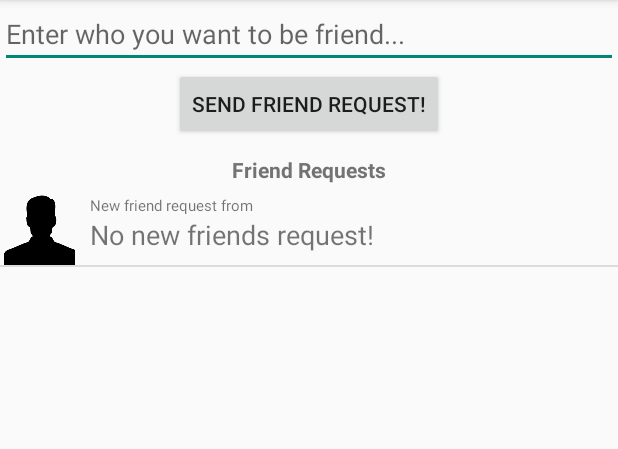
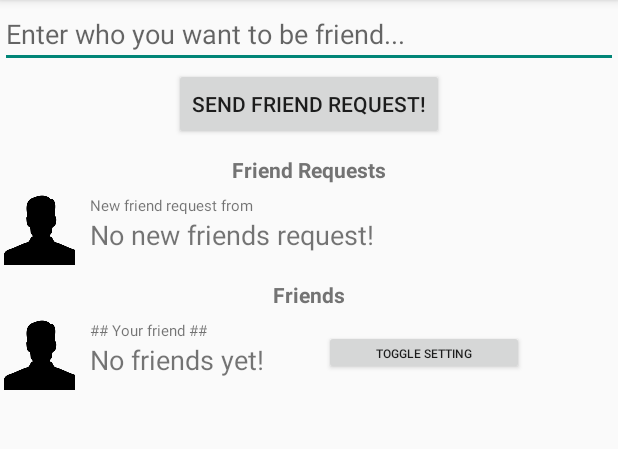
Before and after one commit to Dongee-W/SocialCalendar, an Android app: the fragment FriendPageFrag shown on its own in the app's theme, on a phone screen of 412 x 824 dp, the part 84-533 px from its top. Run offline under Robolectric (Android 15) with nearby library versions, the phone set to English and light mode, and no system bars.

Commit message:
Friend list finished

```diff
--- a/app/src/main/java/com/coral/cute/socialcalendar/FriendPageFrag.java
+++ b/app/src/main/java/com/coral/cute/socialcalendar/FriendPageFrag.java
@@ -24,6 +24,7 @@ public class FriendPageFrag extends Fragment {
     private Button addFriendBtn;
     private TextView friendID;
     ListView listView;
+    ListView listView2;
     // Inflate the fragment layout we defined above for this fragment
     // Set the associated text for the title
     @Override
@@ -55,10 +56,37 @@ public class FriendPageFrag extends Fragment {
 
         // Get a reference to the ListView, and attach this adapter to it.
         listView = (ListView) view.findViewById(R.id.listview_friend);
+        listView2 = (ListView) view.findViewById(R.id.listview_friend2);
         listView.setAdapter(iad);
 
 
+
         return view;
+    }
+
+    /**** Method for Setting the Height of the ListView dynamically.
+     **** Hack to fix the issue of not showing all the items of the ListView
+     **** when placed inside a ScrollView  ****/
+    public static void setListViewHeightBasedOnChildren(ListView listView) {
+        ListAdapter listAdapter = listView.getAdapter();
+        if (listAdapter == null)
+            return;
+
+        int desiredWidth = View.MeasureSpec.makeMeasureSpec(listView.getWidth(), View.MeasureSpec.UNSPECIFIED);
+        int totalHeight = 0;
+        View view = null;
+        for (int i = 0; i < listAdapter.getCount(); i++) {
+            view = listAdapter.getView(i, view, listView);
+            if (i == 0)
+                view.setLayoutParams(new ViewGroup.LayoutParams(desiredWidth, ViewGroup.LayoutParams.WRAP_CONTENT));
+
+            view.measure(desiredWidth, View.MeasureSpec.UNSPECIFIED);
+            totalHeight += view.getMeasuredHeight();
+        }
+        ViewGroup.LayoutParams params = listView.getLayoutParams();
+        params.height = totalHeight + (listView.getDividerHeight() * (listAdapter.getCount() - 1));
+        listView.setLayoutParams(params);
+        listView.requestLayout();
     }
 
     @Override
@@ -72,6 +100,10 @@ public class FriendPageFrag extends Fragment {
 
         FetchDataTask fdt = new FetchDataTask();
         fdt.execute(userID);
+        FetchFriendsTask fft = new FetchFriendsTask();
+        fft.execute(userID);
+
+
     }
 
 
@@ -125,6 +157,62 @@ public class FriendPageFrag extends Fragment {
 
             // Get a reference to the ListView, and attach this adapter to it.
             listView.setAdapter(iad);
+            setListViewHeightBasedOnChildren(listView);
+        }
+    }
+
+    /** Fetch friend request from server */
+    public class FetchFriendsTask extends AsyncTask<String, Void, List<String>> {
+
+        public String getWebServre(String Action, String Para) {
+
+
+            String ServerUrl = "http://140.116.86.54/Public/AI_Account.aspx?";
+
+            try {
+                URL url = new URL(ServerUrl + "Action=" + Action + "&" + Para);
+                HttpURLConnection con = (HttpURLConnection) url.openConnection();
+
+                con.setConnectTimeout(6000);
+                con.setRequestMethod("GET");
+                con.setRequestProperty("Content-Type", "text/xml;charset=utf-8");
+                con.connect();
+
+
+                BufferedReader reader = new BufferedReader(new InputStreamReader(
+                        con.getInputStream(), "UTF-8"));
+                String jsonString = reader.readLine();
+                reader.close();
+
+                return jsonString;
+
+            } catch (Exception e) {
+                return e.toString();
+            }
+        }
+
+        @Override
+        protected List<String> doInBackground(String... params) {
+            String friends = getWebServre("GetFriendList", "UserID=" + params[0]);
+            Friends fr = new Friends(friends);
+            //Log.i("df", params[0]);
+            return fr.userIDs;
+        }
+
+        @Override
+        protected void onPostExecute(List<String> result) {
+            FriendsAdapter fad;
+            boolean isEmpty = false;
+            if (result.size()==0) {
+                result.add("No friends yet!");
+                isEmpty = true;
+            }
+            fad = new FriendsAdapter(getActivity(), result, isEmpty);
+
+
+            // Get a reference to the ListView, and attach this adapter to it.
+            listView2.setAdapter(fad);
+            setListViewHeightBasedOnChildren(listView2);
         }
     }
 
--- /dev/null
+++ b/app/src/main/java/com/coral/cute/socialcalendar/FriendsAdapter.java
@@ -0,0 +1,88 @@
+
+package com.coral.cute.socialcalendar;
+
+import android.app.Activity;
+import android.content.Context;
+import android.content.Intent;
+import android.os.AsyncTask;
+import android.view.LayoutInflater;
+import android.view.View;
+import android.view.ViewGroup;
+import android.widget.*;
+
+import java.io.BufferedReader;
+import java.io.InputStreamReader;
+import java.net.HttpURLConnection;
+import java.net.URL;
+import java.util.List;
+
+public class FriendsAdapter extends BaseAdapter {
+
+    private Activity activity;
+    public String userID;
+    private List<String> data;
+    private boolean isE;
+    private static LayoutInflater inflater=null;
+
+
+    public FriendsAdapter(Activity a, List<String> d, boolean isEmpty) {
+        activity = a;
+        data=d;
+        isE = isEmpty;
+        inflater = (LayoutInflater)activity.getSystemService(Context.LAYOUT_INFLATER_SERVICE);
+
+    }
+
+    public int getCount() {
+        return data.size();
+    }
+
+    public Object getItem(int position) {
+        return position;
+    }
+
+    public long getItemId(int position) {
+        return position;
+    }
+
+    public View getView(final int position, View convertView, ViewGroup parent) {
+        View vi=convertView;
+        final int jjj = position;
+        if(convertView==null)
+            vi = inflater.inflate(R.layout.list_item_friends, null);
+
+        /** Get user id */
+        Intent intent = activity.getIntent();
+        if (intent != null && intent.hasExtra(Intent.EXTRA_TEXT)) {
+            userID = intent.getStringExtra(Intent.EXTRA_TEXT);
+        }
+
+        TextView text=(TextView)vi.findViewById(R.id.list_item_friend_main);
+        final ImageView image=(ImageView)vi.findViewById(R.id.image);
+
+        if (isE) {
+            image.setImageResource(R.drawable.ph);
+        } else {
+            if(position == 0)
+                image.setImageResource(R.drawable.pi5);
+            else if(position == 1)
+                image.setImageResource(R.drawable.pi6);
+            else if(position == 2)
+                image.setImageResource(R.drawable.pi7);
+            else if(position == 3)
+                image.setImageResource(R.drawable.pi1);
+            else if(position == 4)
+                image.setImageResource(R.drawable.pi2);
+            else if(position == 5)
+                image.setImageResource(R.drawable.pi3);
+            else
+                image.setImageResource(R.drawable.pi4);
+        }
+
+
+        text.setText(data.get(position));
+
+        return vi;
+    }
+
+}
--- a/app/src/main/res/layout/friend_page_layout.xml
+++ b/app/src/main/res/layout/friend_page_layout.xml
@@ -34,4 +34,20 @@
         android:id="@+id/listview_friend"
         android:layout_width="fill_parent"
         android:layout_height="match_parent" />
+
+    <TextView
+            android:layout_width="wrap_content"
+            android:layout_height="wrap_content"
+            android:text="Friends"
+            android:id="@+id/textView2"
+            android:textSize="14dp"
+            android:paddingBottom="4dp"
+            android:layout_gravity="center_horizontal"
+            android:textColor="#737373"
+            android:textStyle="bold"
+            android:layout_marginTop="10dp"/>
+    <ListView
+            android:id="@+id/listview_friend2"
+            android:layout_width="fill_parent"
+            android:layout_height="match_parent" />
 </LinearLayout>
--- /dev/null
+++ b/app/src/main/res/layout/list_item_friends.xml
@@ -0,0 +1,39 @@
+<?xml version="1.0" encoding="utf-8"?>
+<LinearLayout xmlns:android="http://schemas.android.com/apk/res/android"
+              android:layout_width="fill_parent"
+              android:layout_height="wrap_content"
+              android:orientation="horizontal">
+    <ImageView
+            android:id="@+id/image"
+            android:layout_width="50dip"
+            android:layout_height="50dip" android:src="@drawable/pi1" android:scaleType="centerCrop"
+            android:paddingLeft="5dp"/>
+
+    <LinearLayout
+            android:layout_width="wrap_content"
+            android:layout_height="match_parent"
+            android:orientation="vertical"
+            android:paddingLeft="10dp">
+        <TextView xmlns:android="http://schemas.android.com/apk/res/android"
+                  android:layout_width="wrap_content"
+                  android:layout_height="wrap_content" android:gravity="center_vertical"
+                  android:text="## Your friend ##"
+                  android:textSize="10dp"
+                  android:paddingTop="3dp"/>
+        <TextView xmlns:android="http://schemas.android.com/apk/res/android"
+                  android:layout_width="wrap_content"
+                  android:layout_height="wrap_content" android:gravity="center_vertical"
+                  android:id="@+id/list_item_friend_main"
+                  android:textSize="18dp"/>
+    </LinearLayout>
+
+    <Button
+            android:layout_width="133dp"
+            android:layout_height="30dp"
+            android:text="Toggle Setting"
+            android:id="@+id/accept"
+            android:textSize="8dp"
+            android:layout_gravity="center_vertical|right"
+            android:layout_marginLeft="40dp"/>
+
+</LinearLayout>
```
Also changed, not shown: app/src/main/res/drawable/pi5.jpg (added), app/src/main/res/drawable/pi6.jpg (added), app/src/main/res/drawable/pi7.jpg (added).
